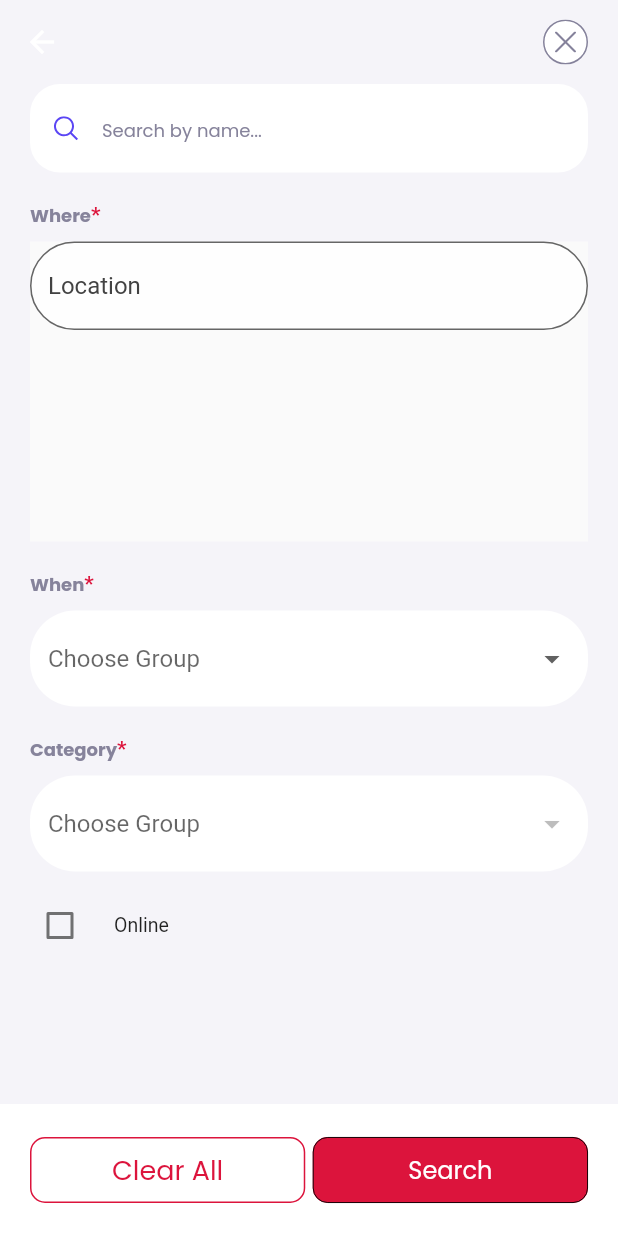
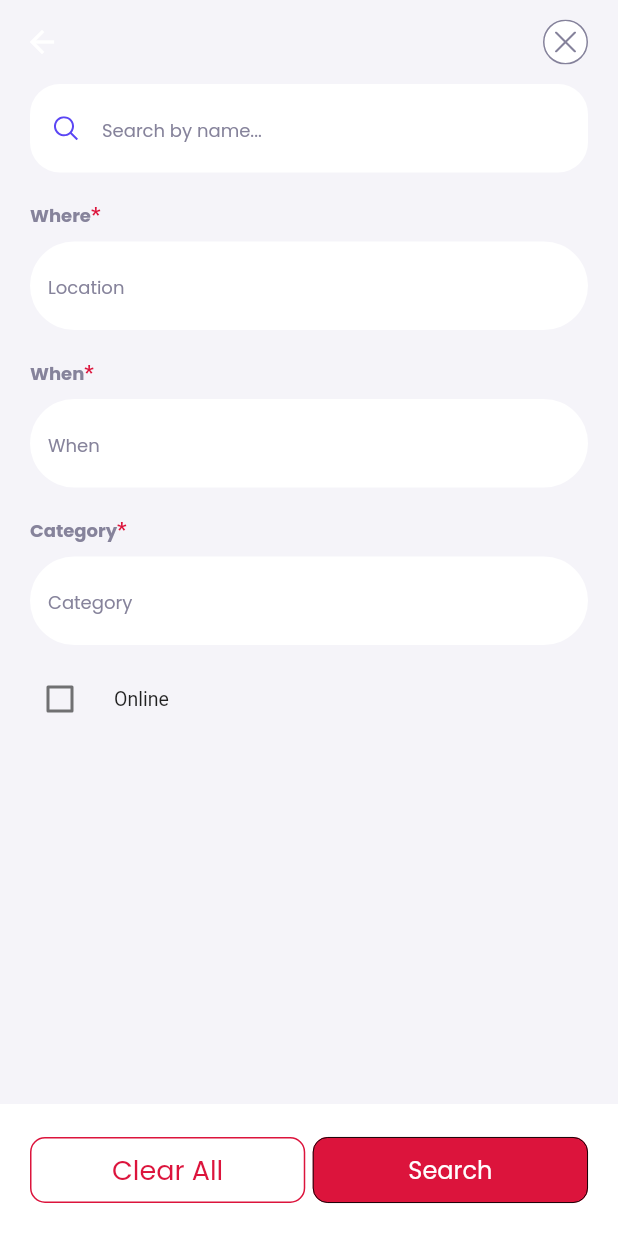
Before and after one commit to ChandraChaan/fun_zip, a Flutter app: the SearchEventDialog screen opened directly, after a tap on "Online", on a phone screen of 412 x 824 dp. Run offline on Flutter 3.47's test engine with Material 2 defaults, Android fonts, the phone set to English and light mode, and no system bars; drawn by our look-alikes of flutter_form_builder, flutter_typeahead; our stand-ins replace cached_network_image, country_code_picker, dio, flutter_html, flutter_rating_bar, flutter_svg and 9 more; missing offline and left inert: comment_tree, country_codes; accounts and stored records are empty; network calls fail; project files that could hold a hidden picture were left out.

Commit message:
search functionality

```diff
--- a/lib/app/modules/home/views/tabs/event_tab/components/SearchEventDialog.dart
+++ b/lib/app/modules/home/views/tabs/event_tab/components/SearchEventDialog.dart
@@ -76,7 +76,14 @@ class SearchEventDialog extends GetView<HomeController> {
                       ),
                     ),
                     10.height,
-                    SizedBox(height:200,child: CountrySearchWidget())
+                    CommonDropdownWidget(
+                      keyName: 'Location',
+                      hintText: 'Location',
+                      itemList: listOfCities,
+                      onPressed: (value) {
+                        controller.selectedCity = value;
+                      },
+                    ),
                   ],
                 ),
                 Column(
@@ -207,7 +214,6 @@ class SearchEventDialog extends GetView<HomeController> {
   }
 }
 
-
 class CountrySearchWidget extends StatefulWidget {
   @override
   _CountrySearchWidgetState createState() => _CountrySearchWidgetState();
@@ -217,7 +223,6 @@ class _CountrySearchWidgetState extends State<CountrySearchWidget> {
   TextEditingController _searchController = TextEditingController();
   List<String> _suggestions = [];
 
-
   @override
   void initState() {
     super.initState();
@@ -226,10 +231,14 @@ class _CountrySearchWidgetState extends State<CountrySearchWidget> {
 
   void _onSearchTextChanged() {
     setState(() {
-      _suggestions = listOfCities.where((country) =>
-          country.toLowerCase().contains(_searchController.text.toLowerCase())).toList();
+      _suggestions = listOfCities
+          .where((country) => country
+              .toLowerCase()
+              .contains(_searchController.text.toLowerCase()))
+          .toList();
     });
   }
+
   void _handleSelection(String selectedCountry) {
     // Handle the selected country here.
     print('Selected: $selectedCountry');
@@ -272,7 +281,6 @@ class _CountrySearchWidgetState extends State<CountrySearchWidget> {
                     // Handle selection here.
                     print('Selected: ${_suggestions[index]}');
                     _handleSelection(_suggestions[index]);
-
                   },
                 );
               },
--- a/lib/app/widgets/CommonDropdownWidget.dart
+++ b/lib/app/widgets/CommonDropdownWidget.dart
@@ -1,7 +1,7 @@
 import 'package:flutter/material.dart';
 import 'package:flutter_form_builder/flutter_form_builder.dart';
 import 'package:form_builder_validators/form_builder_validators.dart';
-
+import 'package:flutter_typeahead/flutter_typeahead.dart'; // Import the package
 import '../theme/text_theme.dart';
 
 class CommonDropdownWidget extends StatelessWidget {
@@ -13,42 +13,42 @@ class CommonDropdownWidget extends StatelessWidget {
     this.required,
     required this.onPressed,
   });
+
   final String keyName;
   final String hintText;
   final List<String> itemList;
   final bool? required;
-  final Function(String?)? onPressed;
+  final Function(String?) onPressed;
 
   @override
   Widget build(BuildContext context) {
-    return FormBuilderDropdown<String>(
-      name: keyName,
-      onChanged: onPressed,
-      decoration: InputDecoration(
-        border: OutlineInputBorder(
+    return TypeAheadField<String>(
+      textFieldConfiguration: TextFieldConfiguration(
+        decoration: InputDecoration(
+          border: OutlineInputBorder(
             borderRadius: BorderRadius.circular(30.0),
-            borderSide: BorderSide.none),
-        filled: true,
-        hintStyle: normalText,
-        hintText: "Choose Group",
-        fillColor: Colors.white,
-        // prefixIcon: IconButton(
-        //   onPressed: null,
-        //   icon: SvgPicture.asset(userIconImage),
-        // ),
-        prefixIconConstraints: BoxConstraints(minWidth: 14, minHeight: 10),
+            borderSide: BorderSide.none,
+          ),
+          filled: true,
+          hintStyle: normalText,
+          hintText: hintText,
+          fillColor: Colors.white,
+        ),
+        // Other text field properties can be configured here.
       ),
-      items: List.generate(itemList.length, (index) {
-        final singleItem = itemList[index];
-        return DropdownMenuItem(
-          alignment: AlignmentDirectional.center,
-          value: singleItem,
-          child: Text('$singleItem'),
+      suggestionsCallback: (pattern) {
+        // Implement a filtering logic for your items based on the search pattern.
+        return itemList.where(
+            (item) => item.toLowerCase().contains(pattern.toLowerCase()));
+      },
+      itemBuilder: (context, suggestion) {
+        return ListTile(
+          title: Text(suggestion),
         );
-      }),
-      validator: FormBuilderValidators.compose(
-        [if (required == true) FormBuilderValidators.required()],
-      ),
+      },
+      onSuggestionSelected: (String? suggestion) {
+        onPressed(suggestion);
+      },
     );
   }
 }
```
Also changed, not shown: 1 other file.
